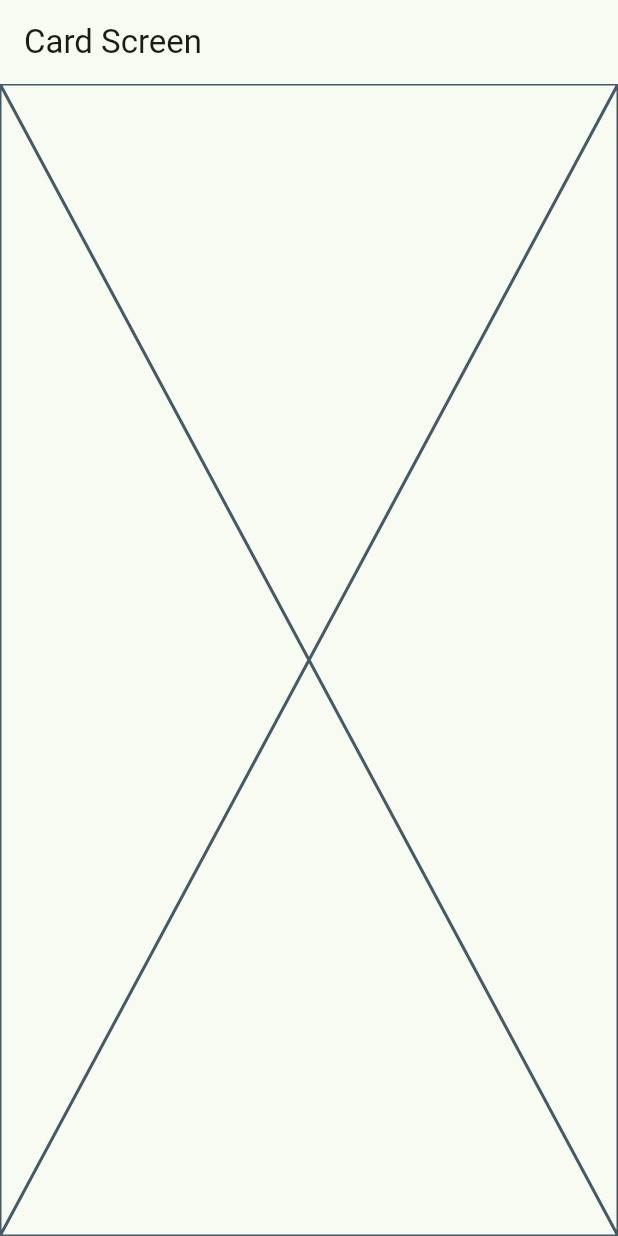
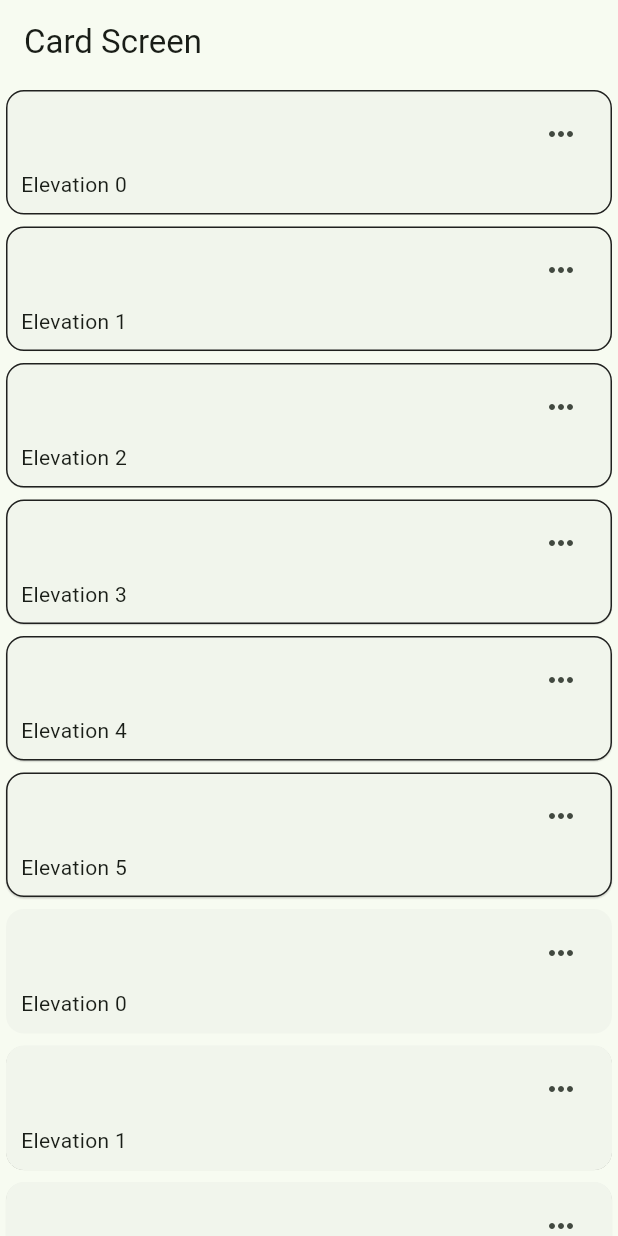
Before and after one commit to Ymurillo89/widgets_app, a Flutter app: the CardScreen screen opened by its route, on a phone screen of 412 x 824 dp. Run offline on Flutter 3.47's test engine with Material 3 defaults, Android fonts, the phone set to English and light mode, and no system bars; our stand-ins replace go_router.

Commit message:
Aprendiendo de los tipos de tarjetas

```diff
--- a/lib/presentation/screen/card/card.dart
+++ b/lib/presentation/screen/card/card.dart
@@ -1,4 +1,13 @@
 import 'package:flutter/material.dart';
+
+const cards = <Map<String, dynamic>>[
+  {"elevation": 0.0, "label": "Elevation 0"},
+  {"elevation": 0.1, "label": "Elevation 1"},
+  {"elevation": 0.2, "label": "Elevation 2"},
+  {"elevation": 0.3, "label": "Elevation 3"},
+  {"elevation": 0.4, "label": "Elevation 4"},
+  {"elevation": 0.5, "label": "Elevation 5"},
+];
 
 class CardScreen extends StatelessWidget {
   const CardScreen({super.key});
@@ -9,7 +18,84 @@ class CardScreen extends StatelessWidget {
       appBar: AppBar(
         title: const Text("Card Screen"),
       ),
-      body: const Placeholder(),
+      body: _CardsView(),
     );
   }
 }
+
+class _CardsView extends StatelessWidget {
+  const _CardsView();
+
+  @override
+  Widget build(BuildContext context) {
+    return SingleChildScrollView(
+      child: Column(
+        children: [
+          ...cards.map(
+              (e) => _CardType1(label: e["label"], elevation: e["elevation"])),
+          ...cards.map(
+              (e) => _CardType2(label: e["label"], elevation: e["elevation"]))
+        ],
+      ),
+    );
+  }
+}
+
+class _CardType1 extends StatelessWidget {
+  final String label;
+  final double elevation;
+
+  const _CardType1({required this.label, required this.elevation});
+
+  @override
+  Widget build(BuildContext context) {
+    return Card(
+      shape: RoundedRectangleBorder(borderRadius: BorderRadius.all(Radius.circular(12)), side: BorderSide(color: Colors.black87)),
+      elevation: elevation,
+      child: Padding(
+        padding: const EdgeInsets.fromLTRB(10, 5, 10, 10),
+        child: Column(
+          children: [
+            Align(
+                alignment: Alignment.topRight,
+                child: IconButton(
+                    icon: const Icon(Icons.more_horiz), onPressed: () {})),
+            Align(
+              alignment: Alignment.bottomLeft,
+              child: Text(label),
+            )
+          ],
+        ),
+      ),
+    );
+  }
+}
+
+class _CardType2 extends StatelessWidget {
+  final String label;
+  final double elevation;
+
+  const _CardType2({required this.label, required this.elevation});
+
+  @override
+  Widget build(BuildContext context) {
+    return Card(
+      elevation: elevation,
+      child: Padding(
+        padding: const EdgeInsets.fromLTRB(10, 5, 10, 10),
+        child: Column(
+          children: [
+            Align(
+                alignment: Alignment.topRight,
+                child: IconButton(
+                    icon: const Icon(Icons.more_horiz), onPressed: () {})),
+            Align(
+              alignment: Alignment.bottomLeft,
+              child: Text(label),
+            )
+          ],
+        ),
+      ),
+    );
+  }
+}
```
